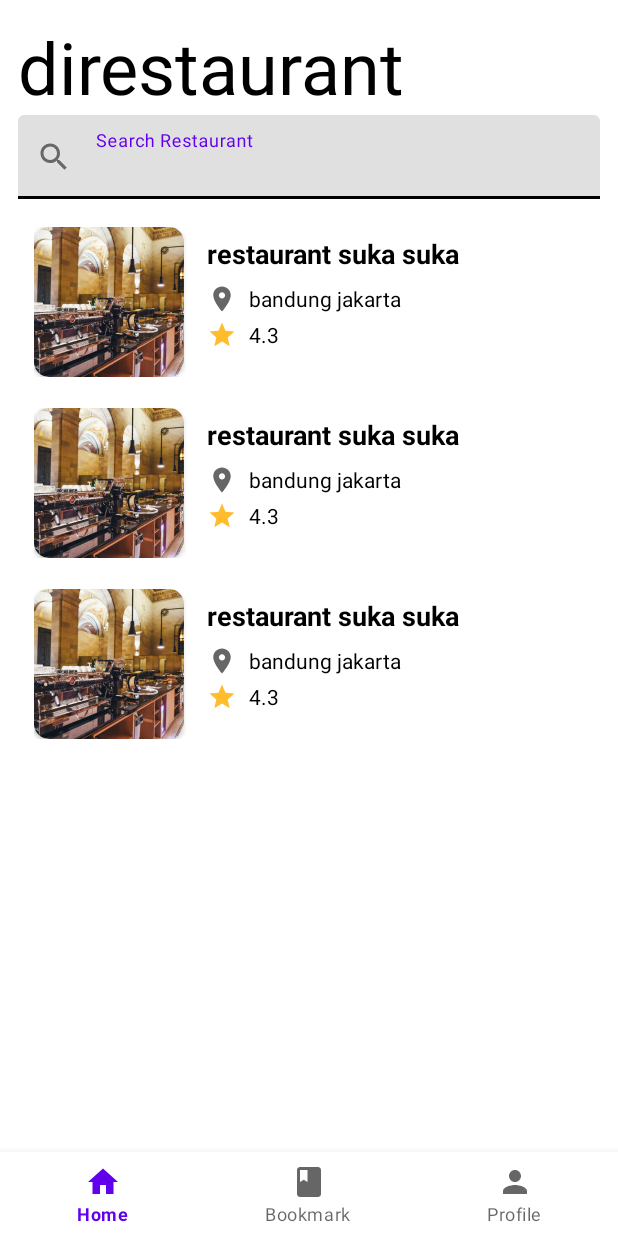
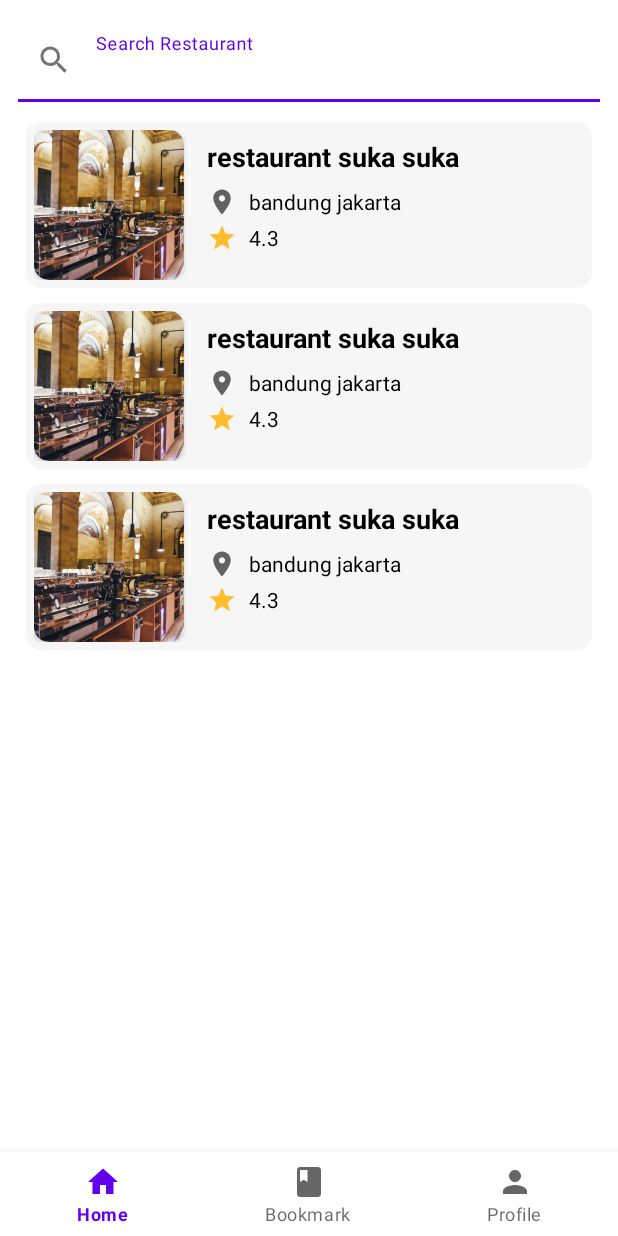
Before and after one commit to faniabdullah/Android-Programming-for-Beginners, an Android app: the layout activity_main.xml on its own in the app's theme, with its tools: preview values and no code run, on a phone screen of 412 x 824 dp. Run offline under Robolectric (Android 15) with nearby library versions, the phone set to English and light mode, and no system bars; plain views replace SwipeRevealLayout.

Commit message:
vesi activity

```diff
--- a/app/src/main/res/drawable/shape.xml
+++ b/app/src/main/res/drawable/shape.xml
@@ -1,5 +1,5 @@
 <?xml version="1.0" encoding="utf-8"?>
 <shape xmlns:android="http://schemas.android.com/apk/res/android">
-    <solid android:color="?attr/colorOnPrimary" />
+    <solid android:color="?attr/colorAccent"/>
     <corners android:radius="10dp" />
 </shape>
--- a/app/src/main/res/layout/activity_main.xml
+++ b/app/src/main/res/layout/activity_main.xml
@@ -24,21 +24,13 @@
             android:layout_height="wrap_content"
             android:orientation="vertical">
 
-            <TextView
-                android:id="@+id/title"
-                android:layout_width="match_parent"
-                android:layout_height="wrap_content"
-                android:text="@string/direstaurant"
-                android:textSize="48sp" />
 
             <com.google.android.material.textfield.TextInputLayout
                 android:layout_width="match_parent"
                 android:layout_height="match_parent"
                 app:endIconMode="clear_text"
-                app:boxStrokeColor ="?attr/colorOnSurface"
-                app:boxStrokeWidth="1dp"
-                app:boxStrokeWidthFocused="2dp"
-                app:shapeAppearance="?attr/shapeAppearanceSmallComponent"
+                app:boxBackgroundColor="@android:color/transparent"
+                android:background="@android:color/transparent"
                 app:startIconDrawable="@drawable/ic_baseline_search_24">
 
                 <com.google.android.material.textfield.TextInputEditText
--- a/app/src/main/res/layout/item_cardview_hero.xml
+++ b/app/src/main/res/layout/item_cardview_hero.xml
@@ -84,7 +84,6 @@
                     android:layout_marginStart="15dp"
                     android:layout_marginTop="5dp"
                     tools:text="restaurant suka suka"
-                    android:textColor="@color/design_default_color_on_secondary"
                     android:textSize="18sp"
                     android:textStyle="bold"
                     app:layout_constraintStart_toEndOf="@+id/card_image"
@@ -120,8 +119,7 @@
                     android:layout_marginStart="8dp"
                     android:layout_marginTop="8dp"
                     android:textSize="14sp"
-                    android:textColor="@color/design_default_color_on_secondary"
-                    app:layout_constraintStart_toEndOf="@+id/img_location_icon"
+                   app:layout_constraintStart_toEndOf="@+id/img_location_icon"
                     app:layout_constraintTop_toBottomOf="@+id/tv_restaurant_name"
                     tools:text="bandung jakarta"
                     />
@@ -133,7 +131,6 @@
                     android:layout_marginStart="8dp"
                     android:layout_marginTop="32dp"
                     tools:text="4.3"
-                    android:textColor="@color/design_default_color_on_secondary"
                     android:textSize="14sp"
                     app:layout_constraintStart_toEndOf="@+id/img_rating_icon"
                     app:layout_constraintTop_toBottomOf="@+id/tv_restaurant_name" />
--- a/app/src/main/res/values-night/themes.xml
+++ b/app/src/main/res/values-night/themes.xml
@@ -3,12 +3,14 @@
     <style name="Theme.AndroidProgrammingforBeginner" parent="Theme.MaterialComponents.DayNight.DarkActionBar">
         <!-- Primary brand color. -->
         <item name="colorPrimary">@color/purple_200</item>
-        <item name="colorPrimaryVariant">@color/white_shape</item>
+        <item name="colorPrimaryVariant">@color/purple_500</item>
         <item name="colorOnPrimary">@color/black</item>
         <!-- Secondary brand color. -->
         <item name="colorSecondary">@color/teal_200</item>
         <item name="colorSecondaryVariant">@color/teal_200</item>
         <item name="colorOnSecondary">@color/black</item>
+
+        <item name="colorAccent">@color/black_shape</item>
         <item name="android:textColor">@color/white</item>
         <!-- Status bar color. -->
         <item name="android:statusBarColor" tools:targetApi="l">?attr/colorPrimaryVariant</item>
--- a/app/src/main/res/values/colors.xml
+++ b/app/src/main/res/values/colors.xml
@@ -8,4 +8,5 @@
     <color name="black">#FF000000</color>
     <color name="white">#FFFFFFFF</color>
     <color name="white_shape">#F6F6F6</color>
+    <color name="black_shape">#393838</color>
 </resources>
--- a/app/src/main/res/values/strings.xml
+++ b/app/src/main/res/values/strings.xml
@@ -1,5 +1,5 @@
 <resources>
-    <string name="app_name">My Application</string>
+    <string name="app_name">direstaurant</string>
     <string name="with_cardview">with CardView</string>
     <string name="favorite">Favorite</string>
     <string name="share">Share</string>
--- a/app/src/main/res/values/themes.xml
+++ b/app/src/main/res/values/themes.xml
@@ -3,13 +3,13 @@
     <style name="Theme.AndroidProgrammingforBeginner" parent="Theme.MaterialComponents.DayNight.DarkActionBar">
         <!-- Primary brand color. -->
         <item name="colorPrimary">@color/purple_500</item>
-        <item name="colorPrimaryVariant">@color/white_shape</item>
+        <item name="colorPrimaryVariant">@color/purple_700</item>
         <item name="colorOnPrimary">@color/white</item>
         <!-- Secondary brand color. -->
         <item name="colorSecondary">@color/teal_200</item>
         <item name="colorSecondaryVariant">@color/teal_700</item>
         <item name="colorOnSecondary">@color/black</item>
-
+         <item name="colorAccent">@color/white_shape</item>
         <item name="android:textColor">@color/black</item>
         <!-- Status bar color. -->
         <item name="android:statusBarColor" tools:targetApi="l">?attr/colorPrimaryVariant</item>
```
